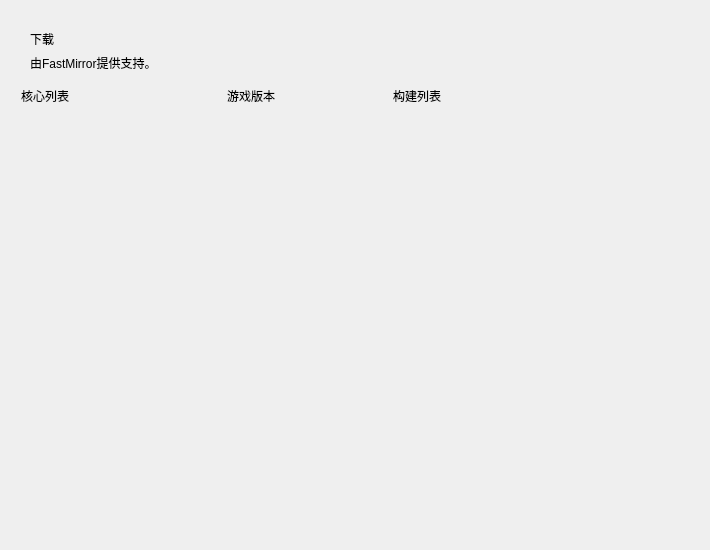
The window that QtUI/Interface_download.ui (MCSLTeam/MCSL2) describes before a commit, drawn with Qt 5.
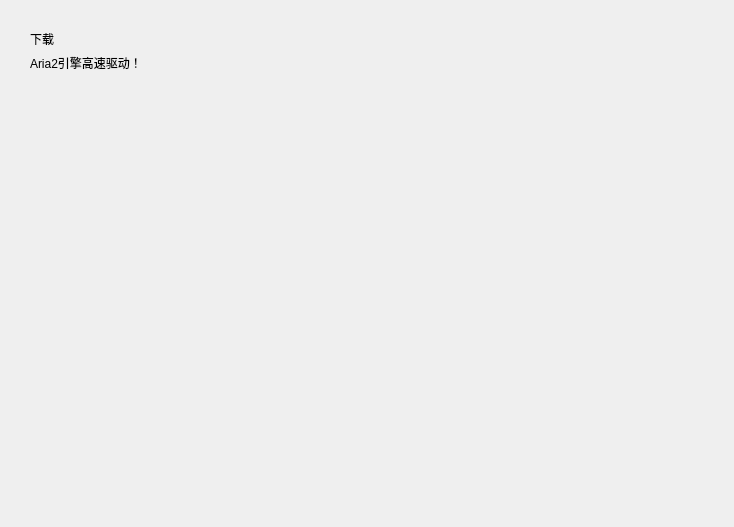
The same window after the commit. The open tabs and pages were chosen to show the change. Custom widgets are drawn as their Qt base class.

Commit message: MCSLAPI的UI

Patch:
```diff
--- a/QtUI/Interface_download.ui
+++ b/QtUI/Interface_download.ui
@@ -6,8 +6,8 @@
    <rect>
     <x>0</x>
     <y>0</y>
-    <width>710</width>
-    <height>550</height>
+    <width>734</width>
+    <height>527</height>
    </rect>
   </property>
   <property name="sizePolicy">
@@ -20,7 +20,23 @@
    <string/>
   </property>
   <layout class="QGridLayout" name="gridLayout">
-   <item row="1" column="2" rowspan="2" colspan="3">
+   <item row="1" column="0">
+    <spacer name="leftSpacer">
+     <property name="orientation">
+      <enum>Qt::Horizontal</enum>
+     </property>
+     <property name="sizeType">
+      <enum>QSizePolicy::Fixed</enum>
+     </property>
+     <property name="sizeHint" stdset="0">
+      <size>
+       <width>10</width>
+       <height>20</height>
+      </size>
+     </property>
+    </spacer>
+   </item>
+   <item row="1" column="2" rowspan="2" colspan="2">
     <widget class="QWidget" name="titleLimitWidget" native="true">
      <layout class="QVBoxLayout" name="verticalLayout">
       <item>
@@ -45,7 +61,7 @@
          </sizepolicy>
         </property>
         <property name="text">
-         <string>由FastMirror提供支持。</string>
+         <string>Aria2引擎高速驱动！</string>
         </property>
         <property name="textFormat">
          <enum>Qt::MarkdownText</enum>
@@ -71,7 +87,14 @@
      </property>
     </spacer>
    </item>
-   <item row="4" column="2">
+   <item row="3" column="2">
+    <widget class="PopUpAniStackedWidget" name="downloadStackedWidget">
+     <property name="currentIndex">
+      <number>0</number>
+     </property>
+     <widget class="QWidget" name="downloadWithFastMirror">
+      <layout class="QGridLayout" name="gridLayout_2">
+       <item row="0" column="0">
     <widget class="SubtitleLabel" name="coreListSubtitleLabel">
      <property name="sizePolicy">
       <sizepolicy hsizetype="Fixed" vsizetype="Fixed">
@@ -84,23 +107,7 @@
      </property>
     </widget>
    </item>
-   <item row="1" column="0">
-    <spacer name="leftSpacer">
-     <property name="orientation">
-      <enum>Qt::Horizontal</enum>
-     </property>
-     <property name="sizeType">
-      <enum>QSizePolicy::Fixed</enum>
-     </property>
-     <property name="sizeHint" stdset="0">
-      <size>
-       <width>10</width>
-       <height>20</height>
-      </size>
-     </property>
-    </spacer>
-   </item>
-   <item row="4" column="3">
+       <item row="0" column="1">
     <widget class="SubtitleLabel" name="versionSubtitleLabel">
      <property name="sizePolicy">
       <sizepolicy hsizetype="Fixed" vsizetype="Fixed">
@@ -113,7 +120,7 @@
      </property>
     </widget>
    </item>
-   <item row="4" column="4">
+       <item row="0" column="2">
     <widget class="SubtitleLabel" name="buildSubtitleLabel">
      <property name="sizePolicy">
       <sizepolicy hsizetype="Expanding" vsizetype="Fixed">
@@ -126,7 +133,7 @@
      </property>
     </widget>
    </item>
-   <item row="5" column="2">
+       <item row="1" column="0">
     <widget class="SmoothScrollArea" name="coreListSmoothScrollArea">
      <property name="sizePolicy">
       <sizepolicy hsizetype="Fixed" vsizetype="Expanding">
@@ -161,13 +168,13 @@
         <x>0</x>
         <y>0</y>
         <width>200</width>
-        <height>392</height>
+            <height>354</height>
        </rect>
       </property>
      </widget>
     </widget>
    </item>
-   <item row="5" column="3">
+       <item row="1" column="1">
     <widget class="SmoothScrollArea" name="versionSmoothScrollArea">
      <property name="sizePolicy">
       <sizepolicy hsizetype="Fixed" vsizetype="Expanding">
@@ -202,13 +209,13 @@
         <x>0</x>
         <y>0</y>
         <width>160</width>
-        <height>392</height>
+            <height>354</height>
        </rect>
       </property>
      </widget>
     </widget>
    </item>
-   <item row="5" column="4">
+       <item row="1" column="2">
     <widget class="SmoothScrollArea" name="buildScrollArea">
      <property name="minimumSize">
       <size>
@@ -234,9 +241,67 @@
         <x>0</x>
         <y>0</y>
         <width>304</width>
-        <height>392</height>
-       </rect>
-      </property>
+            <height>354</height>
+           </rect>
+          </property>
+         </widget>
+        </widget>
+       </item>
+      </layout>
+     </widget>
+     <widget class="QWidget" name="downloadWithMCSLAPI">
+      <layout class="QGridLayout" name="gridLayout_3">
+       <item row="0" column="0">
+        <widget class="Pivot" name="MCSLAPIPivot">
+         <property name="sizePolicy">
+          <sizepolicy hsizetype="Expanding" vsizetype="Fixed">
+           <horstretch>0</horstretch>
+           <verstretch>0</verstretch>
+          </sizepolicy>
+         </property>
+         <property name="minimumSize">
+          <size>
+           <width>210</width>
+           <height>44</height>
+          </size>
+         </property>
+         <property name="maximumSize">
+          <size>
+           <width>16777215</width>
+           <height>44</height>
+          </size>
+         </property>
+        </widget>
+       </item>
+       <item row="0" column="1">
+        <spacer name="horizontalSpacer">
+         <property name="orientation">
+          <enum>Qt::Horizontal</enum>
+         </property>
+         <property name="sizeHint" stdset="0">
+          <size>
+           <width>40</width>
+           <height>20</height>
+          </size>
+         </property>
+        </spacer>
+       </item>
+       <item row="1" column="0" colspan="2">
+        <widget class="PopUpAniStackedWidget" name="MCSLAPIStackedWidget">
+         <property name="sizePolicy">
+          <sizepolicy hsizetype="Expanding" vsizetype="Expanding">
+           <horstretch>0</horstretch>
+           <verstretch>0</verstretch>
+          </sizepolicy>
+         </property>
+         <widget class="QWidget" name="MCSLAPIJava"/>
+         <widget class="QWidget" name="MCSLAPISpigot"/>
+         <widget class="QWidget" name="MCSLAPIPaper"/>
+         <widget class="QWidget" name="MCSLAPIBungeeCord"/>
+         <widget class="QWidget" name="MCSLAPIOfficialCore"/>
+        </widget>
+       </item>
+      </layout>
      </widget>
     </widget>
    </item>
@@ -249,6 +314,12 @@
    <header>qfluentwidgets</header>
    <container>1</container>
   </customwidget>
+  <customwidget>
+   <class>PopUpAniStackedWidget</class>
+   <extends>QStackedWidget</extends>
+   <header>qfluentwidgets</header>
+   <container>1</container>
+  </customwidget>
   <customwidget>
    <class>StrongBodyLabel</class>
    <extends>QLabel</extends>
@@ -264,6 +335,11 @@
    <extends>QLabel</extends>
    <header>qfluentwidgets</header>
   </customwidget>
+  <customwidget>
+   <class>Pivot</class>
+   <extends>QWidget</extends>
+   <header>qfluentwidgets</header>
+  </customwidget>
  </customwidgets>
  <resources/>
  <connections/>
```
Lines whose indentation alone changed are shown as unchanged. The commit also changes 1 other file.
